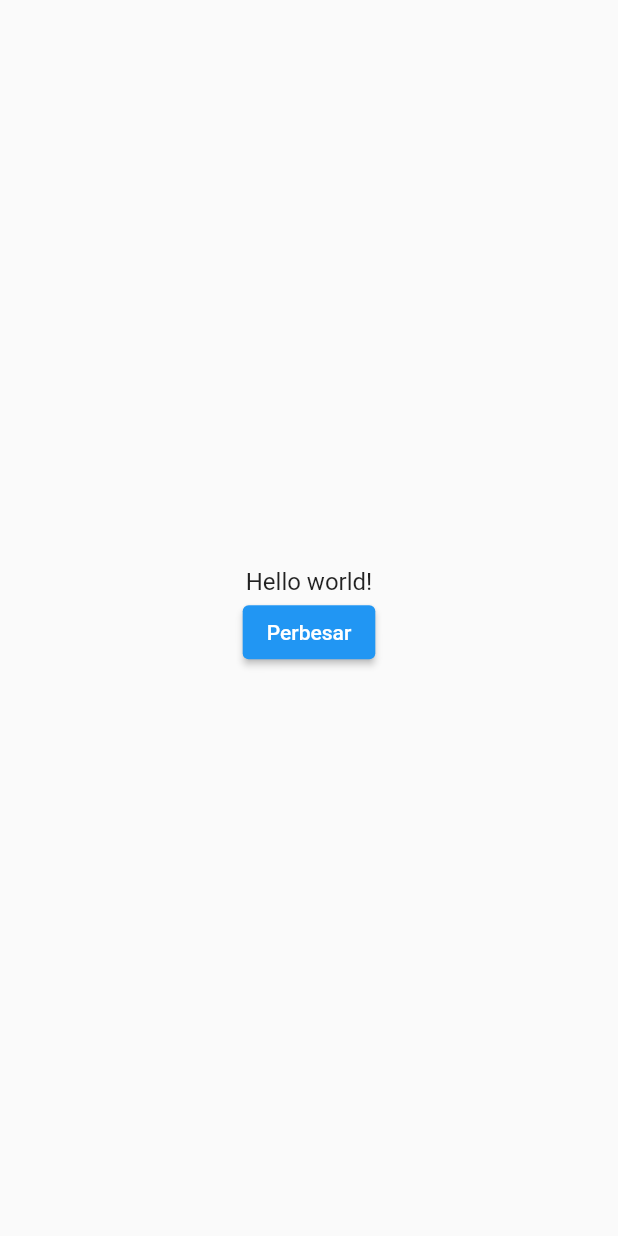
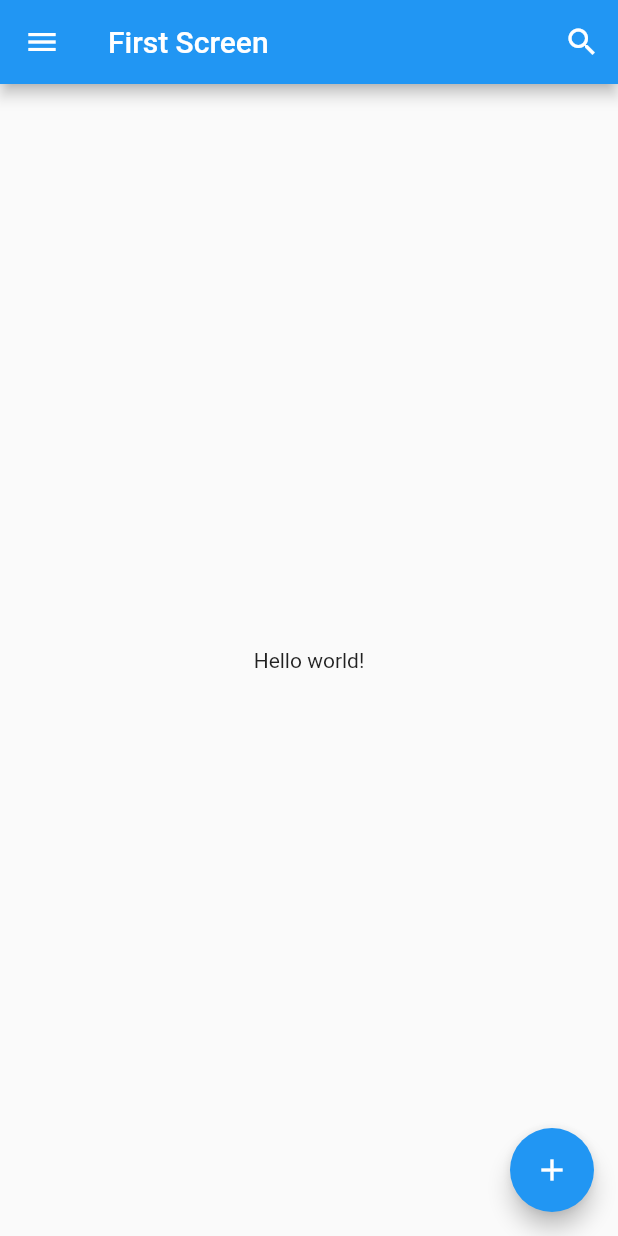
Before and after one commit to samyutomo/learn-basic-flutter, a Flutter app: the screen it shows after launch, on a phone screen of 412 x 824 dp. Run offline on Flutter 3.47's test engine with Material 2 defaults, Android fonts, the phone set to English and light mode, and no system bars.

Commit message:
learn example code 04: Scaffold

```diff
--- a/lib/main.dart
+++ b/lib/main.dart
@@ -10,58 +10,41 @@ class MyApp extends StatelessWidget {
     return MaterialApp(
       title: "Flutter Demo",
       theme: ThemeData(primarySwatch: Colors.blue),
-      home: const Scaffold(
-        body: Center(
-          child: BiggerText(text: "Hello world!"),
-        ),
+      home: const FirstScreen(),
+    );
+  }
+}
+
+class FirstScreen extends StatelessWidget {
+  const FirstScreen({Key? key}) : super(key: key);
+
+  @override
+  Widget build(BuildContext context) {
+    return Scaffold(
+      appBar: AppBar(
+        leading: IconButton(
+            onPressed: () {},
+            icon: const Icon(
+              Icons.menu,
+              color: Colors.white,
+            )),
+        title: const Text("First Screen"),
+        actions: [
+          IconButton(
+              onPressed: () {},
+              icon: const Icon(
+                Icons.search,
+                color: Colors.white,
+              ))
+        ],
+      ),
+      body: const Center(
+        child: Text("Hello world!"),
+      ),
+      floatingActionButton: FloatingActionButton(
+        onPressed: () {},
+        child: const Icon(Icons.add),
       ),
     );
   }
 }
-
-class Heading extends StatelessWidget {
-  final String text;
-
-  const Heading({Key? key, required this.text}) : super(key: key);
-
-  @override
-  Widget build(BuildContext context) {
-    return Text(
-      text,
-      style: const TextStyle(fontSize: 24.0, fontWeight: FontWeight.bold),
-    );
-  }
-}
-
-class BiggerText extends StatefulWidget {
-  final String text;
-
-  const BiggerText({Key? key, required this.text}) : super(key: key);
-
-  @override
-  State<BiggerText> createState() => _BiggerTextState();
-}
-
-class _BiggerTextState extends State<BiggerText> {
-  double _textSize = 16.0;
-
-  @override
-  Widget build(BuildContext context) {
-    return Column(
-      mainAxisAlignment: MainAxisAlignment.center,
-      children: [
-        Text(
-          widget.text,
-          style: TextStyle(fontSize: _textSize),
-        ),
-        ElevatedButton(
-            onPressed: () {
-              setState(() {
-                _textSize = 32.0;
-              });
-            },
-            child: const Text("Perbesar"))
-      ],
-    );
-  }
-}
```
